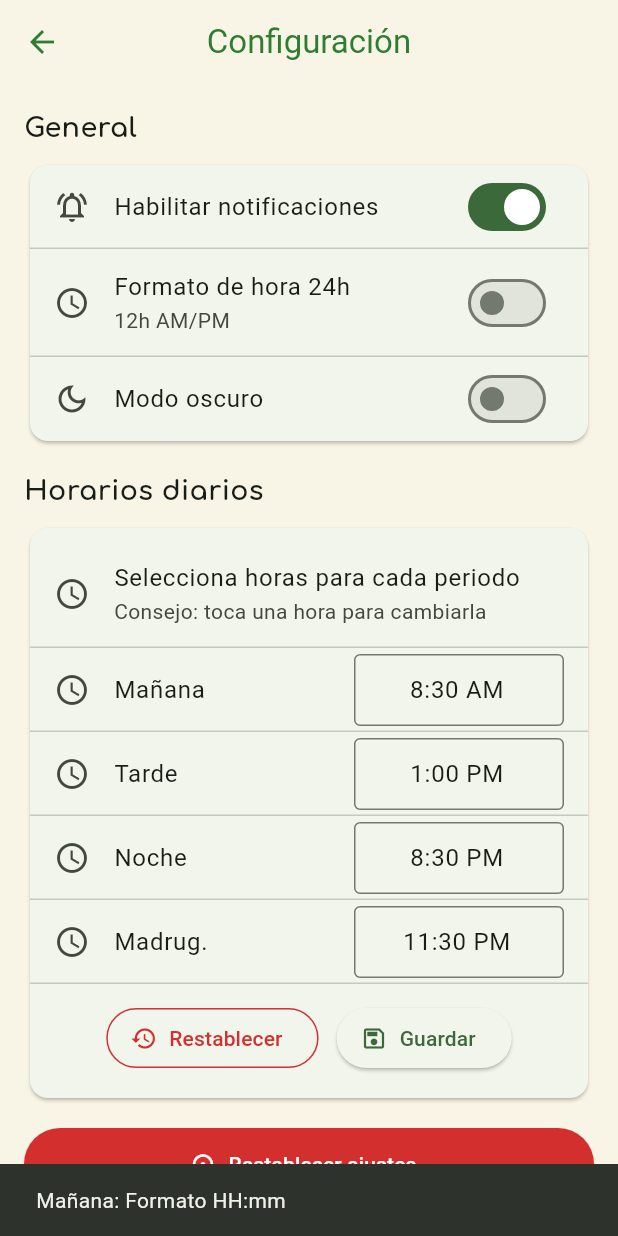
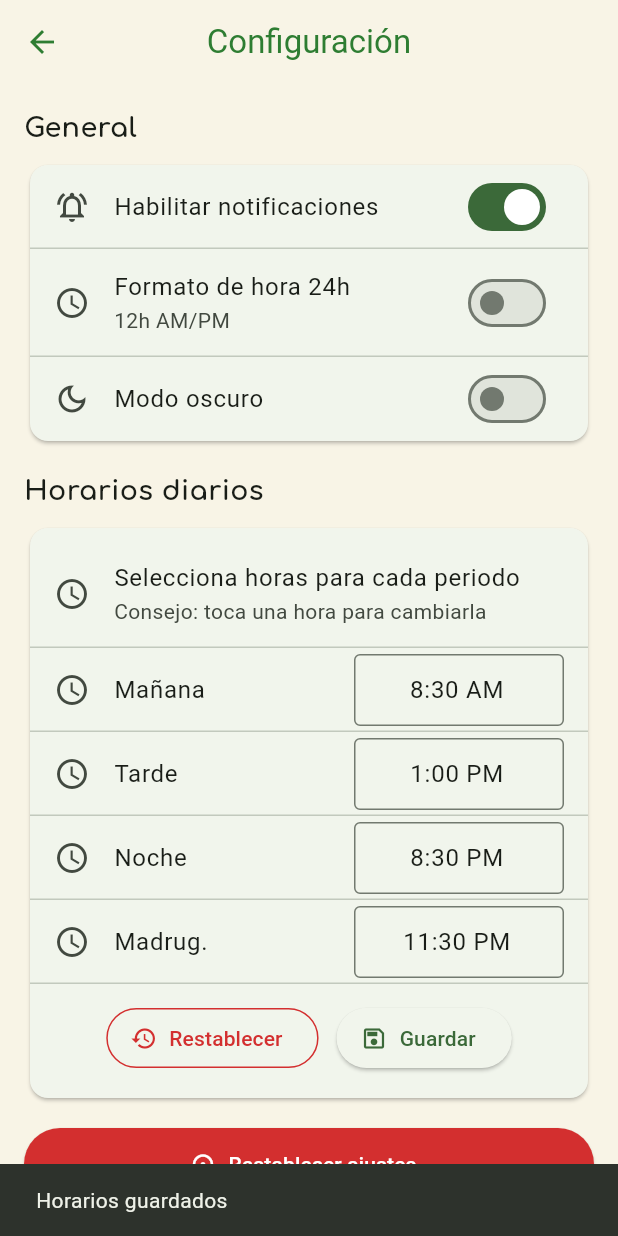
Before and after one commit to CarlosCartinCascante/love_garden_app, a Flutter app: the SettingsScreen screen opened directly, after a tap on "Formato de hora 24h", after a tap on "Guardar", on a phone screen of 412 x 824 dp. Run offline on Flutter 3.47's test engine with Material 3 defaults, Android fonts, the phone set to English and light mode, and no system bars; our stand-ins replace firebase_core, flutter_local_notifications, flutter_timezone, google_fonts, share_plus, shared_preferences and 1 more; accounts and stored records are empty.

Commit message:
Fix broken settings functionality

```diff
--- a/lib/screens/settings_screen.dart
+++ b/lib/screens/settings_screen.dart
@@ -3,6 +3,7 @@ import 'package:provider/provider.dart';
 import 'package:google_fonts/google_fonts.dart';
 import '../providers/app_state_provider.dart';
 import '../providers/theme_provider.dart';
+import '../utils/time_utils.dart';
 
 class SettingsScreen extends StatefulWidget {
   const SettingsScreen({super.key});
@@ -24,27 +25,7 @@ class _SettingsScreenState extends State<SettingsScreen> {
   final Map<String, String> _rawTimes = {};
 
   // Canonicalize any input to HH:mm (handles single-digit hours and AM/PM)
-  String _canonicalize(String? input) {
-    if (input == null) return '';
-    final s = input.trim();
-    if (s.isEmpty) return '';
-    final upper = s.toUpperCase();
-    final isAM = upper.contains('AM');
-    final isPM = upper.contains('PM');
-    // Keep only digits and colon to parse numbers safely (e.g., "30 PM" -> "30")
-    final cleaned = upper.replaceAll(RegExp(r'[^0-9:]'), '');
-    final parts = cleaned.split(':');
-    if (parts.length < 2) return '';
-    int h = int.tryParse(parts[0]) ?? 0;
-    int m = int.tryParse(parts[1].padRight(2, '0').substring(0, 2)) ?? 0;
-    if (isPM && h < 12) h += 12;
-    if (isAM && h == 12) h = 0;
-    if (h < 0) h = 0; if (h > 23) h = 23;
-    if (m < 0) m = 0; if (m > 59) m = 59;
-    final hh = h.toString().padLeft(2, '0');
-    final mm = m.toString().padLeft(2, '0');
-    return '$hh:$mm';
-  }
+  String _canonicalize(String? input) => TimeUtils.canonicalizeTime(input);
 
   @override
   void initState() {
@@ -70,12 +51,7 @@ class _SettingsScreenState extends State<SettingsScreen> {
   }
 
   // Validates HH:mm strings
-  String? _validateTime(String? value) {
-    if (value == null || value.isEmpty) return 'Requerido';
-    final regex = RegExp(r'^([01]\\d|2[0-3]):([0-5]\\d)$');
-    if (!regex.hasMatch(value)) return 'Formato HH:mm';
-    return null;
-  }
+  String? _validateTime(String? value) => TimeUtils.validateHHmm(value);
 
   String _formatDisplayTime(String hhmm, bool use24h) {
     final parts = hhmm.split(':');
--- /dev/null
+++ b/lib/utils/time_utils.dart
@@ -0,0 +1,60 @@
+// Time utilities for parsing and validating user-entered times.
+// Centralized here to be unit-testable and reused across the app.
+
+class TimeUtils {
+  // Normalizes many input formats (8:5, 8:05 AM, 20:5, 12:00 pm, 8-05PM, 08.05)
+  // to canonical HH:mm (24h). Returns empty string when parsing fails.
+  static String canonicalizeTime(String? input) {
+    if (input == null) return '';
+    final s = input.trim();
+    if (s.isEmpty) return '';
+
+    final upper = s.toUpperCase();
+    final isAM = upper.contains('AM');
+    final isPM = upper.contains('PM');
+
+    // Replace common separators with ':' first to simplify parsing
+    var normalized = upper
+        .replaceAll(RegExp(r'[\.\-]'), ':')
+        .replaceAll(RegExp(r'\s+'), ':');
+
+    // If we still don't have a colon, try to infer from digits
+    if (!normalized.contains(':')) {
+      final digitsOnly = upper.replaceAll(RegExp(r'[^0-9]'), '');
+      if (digitsOnly.length < 3) return '';
+      final hourStr = digitsOnly.substring(0, digitsOnly.length - 2);
+      final minStr = digitsOnly.substring(digitsOnly.length - 2);
+      normalized = '$hourStr:$minStr';
+    }
+
+    // Keep only digits and colon to parse numbers safely
+    final cleaned = normalized.replaceAll(RegExp(r'[^0-9:]'), '');
+    final parts = cleaned.split(':').where((p) => p.isNotEmpty).toList();
+    if (parts.length < 2) return '';
+
+    int h = int.tryParse(parts[0]) ?? 0;
+    // Join any extra pieces in case of multiple separators (take first 2 chars)
+    final minuteRaw = parts.sublist(1).join('');
+    int m = int.tryParse(minuteRaw.padLeft(2, '0').substring(0, 2)) ?? 0;
+
+    // Handle AM/PM conversions
+    if (isPM && h < 12) h += 12;
+    if (isAM && h == 12) h = 0;
+
+    // Clamp ranges
+    h = h.clamp(0, 23);
+    m = m.clamp(0, 59);
+
+    final hh = h.toString().padLeft(2, '0');
+    final mm = m.toString().padLeft(2, '0');
+    return '$hh:$mm';
+  }
+
+  // Validates canonical HH:mm strings. Returns null when valid or an error message.
+  static String? validateHHmm(String? value) {
+    if (value == null || value.isEmpty) return 'Requerido';
+    final regex = RegExp(r'^([01]\d|2[0-3]):([0-5]\d)$');
+    if (!regex.hasMatch(value)) return 'Formato HH:mm';
+    return null;
+  }
+}
```
Also changed, not shown: 1 other file.
